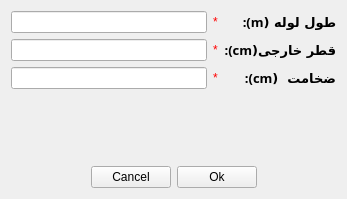
Before: the Qt Designer form inputlineWidget.ui in mhsh88/qtdesigner, drawn with Qt 5.
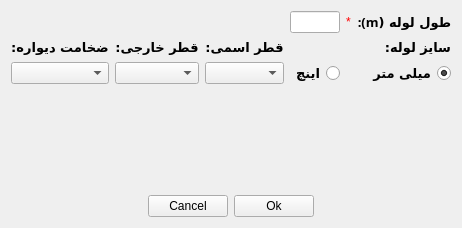
After: the same form once the commit is applied. Icons and pictures are not drawn.

What changed in the file:
```diff
--- a/inputlineWidget.ui
+++ b/inputlineWidget.ui
@@ -6,8 +6,8 @@
    <rect>
     <x>0</x>
     <y>0</y>
-    <width>347</width>
-    <height>199</height>
+    <width>382</width>
+    <height>228</height>
    </rect>
   </property>
   <property name="windowTitle">
@@ -22,9 +22,73 @@
     <layout class="QGridLayout" name="gridLayout_3">
      <item row="0" column="0">
       <layout class="QGridLayout" name="gridLayout_2">
+       <item row="2" column="0">
+        <spacer name="verticalSpacer">
+         <property name="orientation">
+          <enum>Qt::Vertical</enum>
+         </property>
+         <property name="sizeHint" stdset="0">
+          <size>
+           <width>20</width>
+           <height>40</height>
+          </size>
+         </property>
+        </spacer>
+       </item>
+       <item row="3" column="0">
+        <layout class="QHBoxLayout" name="horizontalLayout">
+         <item>
+          <spacer name="horizontalSpacer">
+           <property name="orientation">
+            <enum>Qt::Horizontal</enum>
+           </property>
+           <property name="sizeHint" stdset="0">
+            <size>
+             <width>40</width>
+             <height>20</height>
+            </size>
+           </property>
+          </spacer>
+         </item>
+         <item>
+          <widget class="QPushButton" name="pushButton">
+           <property name="text">
+            <string>Cancel</string>
+           </property>
+          </widget>
+         </item>
+         <item>
+          <widget class="QPushButton" name="pushButton_2">
+           <property name="text">
+            <string>Ok</string>
+           </property>
+          </widget>
+         </item>
+         <item>
+          <spacer name="horizontalSpacer_2">
+           <property name="orientation">
+            <enum>Qt::Horizontal</enum>
+           </property>
+           <property name="sizeHint" stdset="0">
+            <size>
+             <width>40</width>
+             <height>20</height>
+            </size>
+           </property>
+          </spacer>
+         </item>
+        </layout>
+       </item>
        <item row="0" column="0">
         <layout class="QGridLayout" name="gridLayout">
-         <item row="0" column="2">
+         <item row="0" column="3">
+          <widget class="QLineEdit" name="lineEdit">
+           <property name="text">
+            <string/>
+           </property>
+          </widget>
+         </item>
+         <item row="0" column="5">
           <widget class="QLabel" name="label">
            <property name="font">
             <font>
@@ -39,22 +103,8 @@
            </property>
           </widget>
          </item>
-         <item row="1" column="0">
-          <widget class="QLineEdit" name="lineEdit_2">
-           <property name="text">
-            <string/>
-           </property>
-          </widget>
-         </item>
-         <item row="0" column="0">
-          <widget class="QLineEdit" name="lineEdit">
-           <property name="text">
-            <string/>
-           </property>
-          </widget>
-         </item>
-         <item row="1" column="2">
-          <widget class="QLabel" name="label_2">
+         <item row="2" column="3">
+          <widget class="QRadioButton" name="radioButton_2">
            <property name="font">
             <font>
              <family>B Mitra</family>
@@ -63,34 +113,15 @@
              <bold>true</bold>
             </font>
            </property>
-           <property name="text">
-            <string>قطر خارجی(cm):</string>
+           <property name="layoutDirection">
+            <enum>Qt::RightToLeft</enum>
            </property>
-          </widget>
-         </item>
-         <item row="2" column="0">
-          <widget class="QLineEdit" name="lineEdit_3">
            <property name="text">
-            <string/>
+            <string>اینچ</string>
            </property>
           </widget>
          </item>
-         <item row="2" column="2">
-          <widget class="QLabel" name="label_3">
-           <property name="font">
-            <font>
-             <family>B Mitra</family>
-             <pointsize>10</pointsize>
-             <weight>75</weight>
-             <bold>true</bold>
-            </font>
-           </property>
-           <property name="text">
-            <string>ضخامت  (cm):</string>
-           </property>
-          </widget>
-         </item>
-         <item row="0" column="1">
+         <item row="0" column="4">
           <widget class="QLabel" name="label_4">
            <property name="styleSheet">
             <string notr="true">QLabel#label_4{ 
@@ -104,93 +135,107 @@
            </property>
           </widget>
          </item>
+         <item row="2" column="0">
+          <widget class="QComboBox" name="comboBox_3"/>
+         </item>
+         <item row="2" column="1">
+          <widget class="QComboBox" name="comboBox_2"/>
+         </item>
+         <item row="2" column="5">
+          <widget class="QRadioButton" name="radioButton">
+           <property name="font">
+            <font>
+             <family>B Mitra</family>
+             <pointsize>10</pointsize>
+             <weight>75</weight>
+             <bold>true</bold>
+            </font>
+           </property>
+           <property name="layoutDirection">
+            <enum>Qt::RightToLeft</enum>
+           </property>
+           <property name="text">
+            <string>میلی متر</string>
+           </property>
+           <property name="checked">
+            <bool>true</bool>
+           </property>
+          </widget>
+         </item>
+         <item row="2" column="2">
+          <widget class="QComboBox" name="comboBox"/>
+         </item>
+         <item row="1" column="5">
+          <widget class="QLabel" name="label_2">
+           <property name="font">
+            <font>
+             <family>B Mitra</family>
+             <pointsize>10</pointsize>
+             <weight>75</weight>
+             <bold>true</bold>
+            </font>
+           </property>
+           <property name="text">
+            <string>سایز لوله:</string>
+           </property>
+          </widget>
+         </item>
+         <item row="1" column="2">
+          <widget class="QLabel" name="label_3">
+           <property name="font">
+            <font>
+             <family>B Mitra</family>
+             <pointsize>10</pointsize>
+             <weight>75</weight>
+             <bold>true</bold>
+            </font>
+           </property>
+           <property name="text">
+            <string>قطر اسمی:</string>
+           </property>
+           <property name="alignment">
+            <set>Qt::AlignCenter</set>
+           </property>
+          </widget>
+         </item>
          <item row="1" column="1">
           <widget class="QLabel" name="label_5">
-           <property name="styleSheet">
-            <string notr="true">QLabel#label_5{ 
-
-color : red;
-
- }</string>
+           <property name="font">
+            <font>
+             <family>B Mitra</family>
+             <pointsize>10</pointsize>
+             <weight>75</weight>
+             <bold>true</bold>
+            </font>
            </property>
            <property name="text">
-            <string>*</string>
+            <string>قطر خارجی:</string>
+           </property>
+           <property name="alignment">
+            <set>Qt::AlignCenter</set>
            </property>
           </widget>
          </item>
-         <item row="2" column="1">
+         <item row="1" column="0">
           <widget class="QLabel" name="label_6">
-           <property name="styleSheet">
-            <string notr="true">QLabel#label_6{ 
-
-color : red;
-
- }</string>
+           <property name="font">
+            <font>
+             <family>B Mitra</family>
+             <pointsize>10</pointsize>
+             <weight>75</weight>
+             <bold>true</bold>
+            </font>
            </property>
            <property name="text">
-            <string>*</string>
+            <string>ضخامت دیواره:</string>
            </property>
-          </widget>
-         </item>
-        </layout>
-       </item>
-       <item row="2" column="0">
-        <layout class="QHBoxLayout" name="horizontalLayout">
-         <item>
-          <spacer name="horizontalSpacer">
-           <property name="orientation">
-            <enum>Qt::Horizontal</enum>
+           <property name="alignment">
+            <set>Qt::AlignCenter</set>
            </property>
-           <property name="sizeHint" stdset="0">
-            <size>
-             <width>40</width>
-             <height>20</height>
-            </size>
-           </property>
-          </spacer>
-         </item>
-         <item>
-          <widget class="QPushButton" name="pushButton">
-           <property name="text">
-            <string>Cancel</string>
-           </property>
           </widget>
          </item>
-         <item>
-          <widget class="QPushButton" name="pushButton_2">
-           <property name="text">
-            <string>Ok</string>
-           </property>
-          </widget>
-         </item>
-         <item>
-          <spacer name="horizontalSpacer_2">
-           <property name="orientation">
-            <enum>Qt::Horizontal</enum>
-           </property>
-           <property name="sizeHint" stdset="0">
-            <size>
-             <width>40</width>
-             <height>20</height>
-            </size>
-           </property>
-          </spacer>
-         </item>
         </layout>
        </item>
-       <item row="1" column="0">
-        <spacer name="verticalSpacer">
-         <property name="orientation">
-          <enum>Qt::Vertical</enum>
-         </property>
-         <property name="sizeHint" stdset="0">
-          <size>
-           <width>20</width>
-           <height>40</height>
-          </size>
-         </property>
-        </spacer>
-       </item>
       </layout>
      </item>
     </layout>
```
